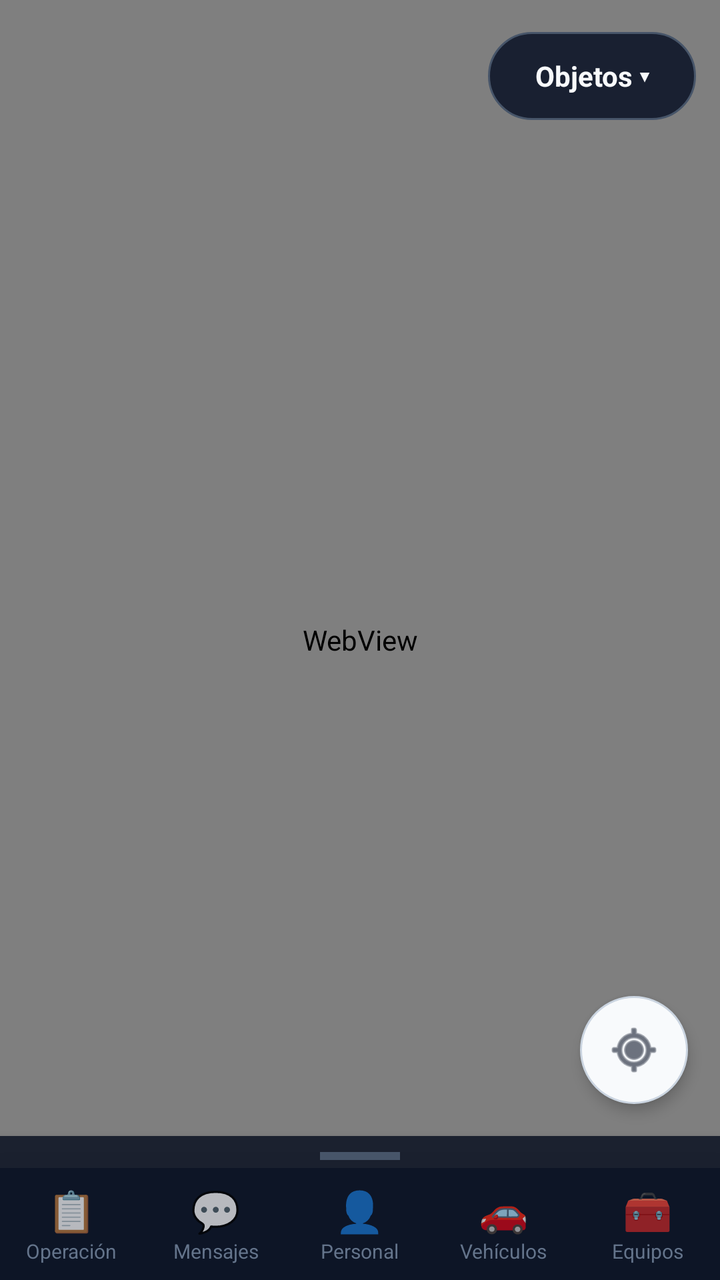
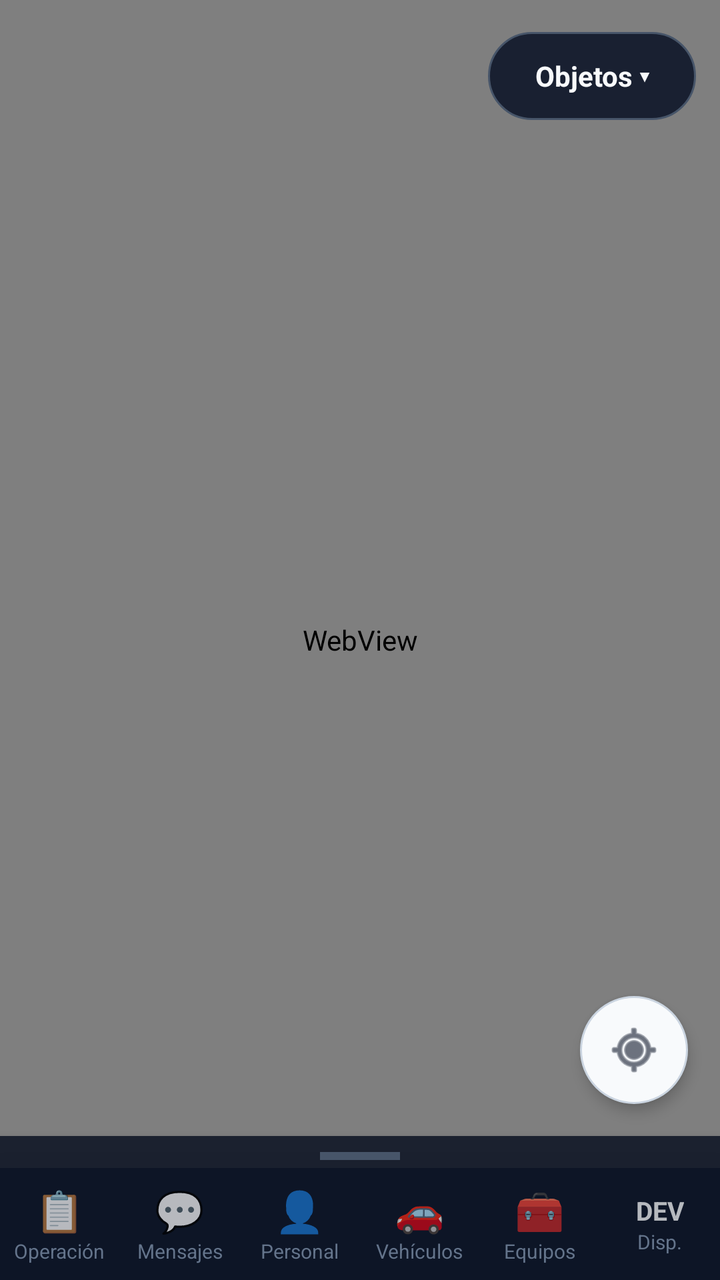

The first picture is an Android layout as it rendered before a commit; the second is the same layout after the commit. The layout source and the unified diff follow.
<!-- AndroidManifest.xml: application theme Theme.AppCompat.NoActionBar -->
<!-- res/layout/activity_main.xml -->
<?xml version="1.0" encoding="utf-8"?>
<androidx.coordinatorlayout.widget.CoordinatorLayout
    xmlns:android="http://schemas.android.com/apk/res/android"
    android:layout_width="match_parent"
    android:layout_height="match_parent"
    android:background="#0a0f1e">
    <TextView
        android:id="@+id/connectionBanner"
        android:layout_width="match_parent"
        android:layout_height="wrap_content"
        android:layout_gravity="top"
        android:background="#B71C1C"
        android:elevation="12dp"
        android:gravity="center"
        android:paddingHorizontal="16dp"
        android:paddingVertical="10dp"
        android:text="Se perdio la conexion con el servidor."
        android:textColor="#FFFFFF"
        android:textStyle="bold"
        android:visibility="gone" />

    
    <WebView
        android:id="@+id/cesiumWebView"
        android:layout_width="match_parent"
        android:layout_height="match_parent"/>

    
    <LinearLayout
        android:id="@+id/drawingToolbar"
        android:visibility="gone"
        android:layout_width="wrap_content"
        android:layout_height="wrap_content"
        android:layout_gravity="top|end"
        android:layout_marginTop="16dp"
        android:layout_marginEnd="12dp"
        android:orientation="vertical"
        android:elevation="10dp"
        android:background="#CC0d1526"
        android:padding="6dp">

        <TextView
            android:id="@+id/btnPencil"
            android:layout_width="44dp"
            android:layout_height="44dp"
            android:gravity="center"
            android:text="✏️"
            android:textSize="22sp"
            android:clickable="true"
            android:focusable="true"
            android:background="?attr/selectableItemBackgroundBorderless"/>

        <TextView
            android:id="@+id/btnEraser"
            android:layout_width="44dp"
            android:layout_height="44dp"
            android:gravity="center"
            android:text="🧹"
            android:textSize="22sp"
            android:clickable="true"
            android:focusable="true"
            android:background="?attr/selectableItemBackgroundBorderless"
            android:layout_marginTop="4dp"/>

    </LinearLayout>

    <LinearLayout
        android:id="@+id/objectToolsContainer"
        android:layout_width="286dp"
        android:layout_height="wrap_content"
        android:layout_gravity="top|end"
        android:layout_marginTop="16dp"
        android:layout_marginEnd="12dp"
        android:elevation="16dp"
        android:gravity="end"
        android:orientation="vertical">

        <TextView
            android:id="@+id/btnObjectTools"
            android:layout_width="wrap_content"
            android:layout_height="44dp"
            android:background="@drawable/bg_object_tools_button"
            android:clickable="true"
            android:focusable="true"
            android:gravity="center"
            android:minWidth="104dp"
            android:paddingHorizontal="16dp"
            android:text="Objetos &#x25BE;"
            android:textColor="#F8FAFC"
            android:textSize="14sp"
            android:textStyle="bold" />

        <ScrollView
            android:id="@+id/objectToolsMenu"
            android:layout_width="286dp"
            android:layout_height="430dp"
            android:layout_marginTop="8dp"
            android:background="@drawable/bg_object_tools_menu"
            android:fillViewport="false"
            android:overScrollMode="ifContentScrolls"
            android:padding="10dp"
            android:scrollbarStyle="insideInset"
            android:visibility="gone">

            <LinearLayout
                android:layout_width="match_parent"
                android:layout_height="wrap_content"
                android:orientation="vertical">

                <TextView
                    android:layout_width="match_parent"
                    android:layout_height="wrap_content"
                    android:paddingBottom="8dp"
                    android:text="SELECCI&#xD3;N DE TIPO DE OBJETO"
                    android:textColor="#CBD5E1"
                    android:textSize="11sp"
                    android:textStyle="bold" />

                <TextView
                    android:id="@+id/objectToolSelection"
                    android:layout_width="match_parent"
                    android:layout_height="38dp"
                    android:background="@drawable/bg_object_tools_menu_item"
                    android:gravity="center_vertical"
                    android:paddingHorizontal="12dp"
                    android:text="Selecciona herramienta..."
                    android:textColor="#E2E8F0"
                    android:textSize="13sp" />

                <TextView
                    android:layout_width="match_parent"
                    android:layout_height="wrap_content"
                    android:paddingTop="12dp"
                    android:paddingBottom="4dp"
                    android:text="DIBUJO LIBRE"
                    android:textColor="#38BDF8"
                    android:textSize="11sp"
                    android:textStyle="bold" />

                <TextView
                    android:id="@+id/itemToolPencil"
                    android:layout_width="match_parent"
                    android:layout_height="42dp"
                    android:background="@drawable/bg_object_tools_menu_item"
                    android:clickable="true"
                    android:focusable="true"
                    android:gravity="center_vertical"
                    android:paddingHorizontal="12dp"
                    android:text="&#x270F;&#xFE0F; L&#xE1;piz (dibujo libre)"
                    android:textColor="#F8FAFC"
                    android:textSize="14sp" />

                <TextView
                    android:id="@+id/itemToolEraser"
                    android:layout_width="match_parent"
                    android:layout_height="42dp"
                    android:layout_marginTop="4dp"
                    android:background="@drawable/bg_object_tools_menu_item"
                    android:clickable="true"
                    android:focusable="true"
                    android:gravity="center_vertical"
                    android:paddingHorizontal="12dp"
                    android:text="&#x1F58C;&#xFE0F; Goma de borrar"
                    android:textColor="#F8FAFC"
                    android:textSize="14sp" />

                <TextView
                    android:layout_width="match_parent"
                    android:layout_height="wrap_content"
                    android:paddingTop="12dp"
                    android:paddingBottom="4dp"
                    android:text="PUNTOS DE INTER&#xC9;S"
                    android:textColor="#38BDF8"
                    android:textSize="11sp"
                    android:textStyle="bold" />

                <TextView
                    android:id="@+id/itemToolMil"
                    android:layout_width="match_parent"
                    android:layout_height="42dp"
                    android:background="@drawable/bg_object_tools_menu_item"
                    android:clickable="true"
                    android:focusable="true"
                    android:gravity="center_vertical"
                    android:paddingHorizontal="12dp"
                    android:text="S&#xED;mbolo Militar (MIL)"
                    android:textColor="#F8FAFC"
                    android:textSize="14sp" />

                <TextView
                    android:id="@+id/itemToolPoi"
                    android:layout_width="match_parent"
                    android:layout_height="42dp"
                    android:layout_marginTop="4dp"
                    android:background="@drawable/bg_object_tools_menu_item"
                    android:clickable="true"
                    android:focusable="true"
                    android:gravity="center_vertical"
                    android:paddingHorizontal="12dp"
                    android:text="Puntos de Inter&#xE9;s"
                    android:textColor="#F8FAFC"
                    android:textSize="14sp" />

                <TextView
                    android:layout_width="match_parent"
                    android:layout_height="wrap_content"
                    android:paddingTop="12dp"
                    android:paddingBottom="4dp"
                    android:text="&#xC1;REAS DE INTER&#xC9;S"
                    android:textColor="#38BDF8"
                    android:textSize="11sp"
                    android:textStyle="bold" />

                <TextView
                    android:id="@+id/itemToolPolygon"
                    android:layout_width="match_parent"
                    android:layout_height="42dp"
                    android:background="@drawable/bg_object_tools_menu_item"
                    android:clickable="true"
                    android:focusable="true"
                    android:gravity="center_vertical"
                    android:paddingHorizontal="12dp"
                    android:text="Pol&#xED;gono T&#xE1;ctico"
                    android:textColor="#F8FAFC"
                    android:textSize="14sp" />

                <TextView
                    android:id="@+id/itemToolCircle"
                    android:layout_width="match_parent"
                    android:layout_height="42dp"
                    android:layout_marginTop="4dp"
                    android:background="@drawable/bg_object_tools_menu_item"
                    android:clickable="true"
                    android:focusable="true"
                    android:gravity="center_vertical"
                    android:paddingHorizontal="12dp"
                    android:text="C&#xED;rculo de cobertura"
                    android:textColor="#F8FAFC"
                    android:textSize="14sp" />

                <TextView
                    android:id="@+id/itemToolRoute"
                    android:layout_width="match_parent"
                    android:layout_height="42dp"
                    android:layout_marginTop="4dp"
                    android:background="@drawable/bg_object_tools_menu_item"
                    android:clickable="true"
                    android:focusable="true"
                    android:gravity="center_vertical"
                    android:paddingHorizontal="12dp"
                    android:text="L&#xED;nea T&#xE1;ctica (Ruta)"
                    android:textColor="#F8FAFC"
                    android:textSize="14sp" />

                <TextView
                    android:layout_width="match_parent"
                    android:layout_height="wrap_content"
                    android:paddingTop="12dp"
                    android:paddingBottom="4dp"
                    android:text="OTROS"
                    android:textColor="#38BDF8"
                    android:textSize="11sp"
                    android:textStyle="bold" />

                <TextView
                    android:id="@+id/itemToolBuilding"
                    android:layout_width="match_parent"
                    android:layout_height="42dp"
                    android:background="@drawable/bg_object_tools_menu_item"
                    android:clickable="true"
                    android:focusable="true"
                    android:gravity="center_vertical"
                    android:paddingHorizontal="12dp"
                    android:text="&#x1F3E0; Edificio / Estructura"
                    android:textColor="#F8FAFC"
                    android:textSize="14sp" />

                <TextView
                    android:id="@+id/itemToolLabel"
                    android:layout_width="match_parent"
                    android:layout_height="42dp"
                    android:layout_marginTop="4dp"
                    android:background="@drawable/bg_object_tools_menu_item"
                    android:clickable="true"
                    android:focusable="true"
                    android:gravity="center_vertical"
                    android:paddingHorizontal="12dp"
                    android:text="&#x1F3F7;&#xFE0F; Etiqueta"
                    android:textColor="#F8FAFC"
                    android:textSize="14sp" />

            </LinearLayout>
        </ScrollView>
    </LinearLayout>

    <ImageButton
        android:id="@+id/btnDeleteSelectedObject"
        android:layout_width="54dp"
        android:layout_height="54dp"
        android:layout_gravity="top|end"
        android:layout_marginTop="72dp"
        android:layout_marginEnd="16dp"
        android:background="@drawable/bg_fab_delete"
        android:clickable="true"
        android:contentDescription="Eliminar objeto seleccionado"
        android:elevation="18dp"
        android:focusable="true"
        android:padding="13dp"
        android:scaleType="centerInside"
        android:src="@android:drawable/ic_menu_delete"
        android:tint="#FFFFFF"
        android:visibility="gone" />

    
    <LinearLayout
        android:id="@+id/bottomPanel"
        android:layout_width="match_parent"
        android:layout_height="wrap_content"
        android:layout_gravity="bottom"
        android:orientation="vertical"
        android:background="#E6111827"
        android:clickable="true"
        android:elevation="8dp">

        
        <View
            android:id="@+id/panelHandle"
            android:layout_width="40dp"
            android:layout_height="4dp"
            android:layout_gravity="center_horizontal"
            android:layout_marginTop="8dp"
            android:layout_marginBottom="4dp"
            android:background="#475569"/>
        

        
        <FrameLayout
            android:id="@+id/panelContent"
            android:layout_width="match_parent"
            android:layout_height="wrap_content"
            android:visibility="gone"/>

        
        <LinearLayout
            android:id="@+id/navBar"
            android:layout_width="match_parent"
            android:layout_height="56dp"
            android:orientation="horizontal"
            android:background="#0d1526">

            
            <LinearLayout
                android:id="@+id/btnNavOperation"
                android:layout_width="0dp"
                android:layout_height="match_parent"
                android:layout_weight="1"
                android:orientation="vertical"
                android:gravity="center"
                android:clickable="true"
                android:focusable="true"
                android:background="?attr/selectableItemBackground">
                <TextView
                    android:id="@+id/iconNavOperation"
                    android:layout_width="wrap_content"
                    android:layout_height="wrap_content"
                    android:text="📋"
                    android:textSize="20sp"/>
                <TextView
                    android:layout_width="wrap_content"
                    android:layout_height="wrap_content"
                    android:text="Operación"
                    android:textColor="#64748b"
                    android:textSize="10sp"/>
            </LinearLayout>

            
            <LinearLayout
                android:id="@+id/btnNavChat"
                android:layout_width="0dp"
                android:layout_height="match_parent"
                android:layout_weight="1"
                android:orientation="vertical"
                android:gravity="center"
                android:clickable="true"
                android:focusable="true"
                android:background="?attr/selectableItemBackground">
                <TextView
                    android:id="@+id/iconNavChat"
                    android:layout_width="wrap_content"
                    android:layout_height="wrap_content"
                    android:text="💬"
                    android:textSize="20sp"/>
                <TextView
                    android:layout_width="wrap_content"
                    android:layout_height="wrap_content"
                    android:text="Mensajes"
                    android:textColor="#64748b"
                    android:textSize="10sp"/>
            </LinearLayout>

            
            <LinearLayout
                android:id="@+id/btnNavPersonal"
                android:layout_width="0dp"
                android:layout_height="match_parent"
                android:layout_weight="1"
                android:orientation="vertical"
                android:gravity="center"
                android:clickable="true"
                android:focusable="true"
                android:background="?attr/selectableItemBackground">
                <TextView
                    android:id="@+id/iconNavPersonal"
                    android:layout_width="wrap_content"
                    android:layout_height="wrap_content"
                    android:text="👤"
                    android:textSize="20sp"/>
                <TextView
                    android:layout_width="wrap_content"
                    android:layout_height="wrap_content"
                    android:text="Personal"
                    android:textColor="#64748b"
                    android:textSize="10sp"/>
            </LinearLayout>

            
            <LinearLayout
                android:id="@+id/btnNavVehiculos"
                android:layout_width="0dp"
                android:layout_height="match_parent"
                android:layout_weight="1"
                android:orientation="vertical"
                android:gravity="center"
                android:clickable="true"
                android:focusable="true"
                android:background="?attr/selectableItemBackground">
                <TextView
                    android:id="@+id/iconNavVehiculos"
                    android:layout_width="wrap_content"
                    android:layout_height="wrap_content"
                    android:text="🚗"
                    android:textSize="20sp"/>
                <TextView
                    android:layout_width="wrap_content"
                    android:layout_height="wrap_content"
                    android:text="Vehículos"

                    android:textColor="#64748b"
                    android:textSize="10sp"/>
            </LinearLayout>

            
            <LinearLayout
                android:id="@+id/btnNavEquipos"
                android:layout_width="0dp"
                android:layout_height="match_parent"
                android:layout_weight="1"
                android:orientation="vertical"
                android:gravity="center"
                android:clickable="true"
                android:focusable="true"
                android:background="?attr/selectableItemBackground">

                <TextView
                    android:id="@+id/iconNavEquipos"
                    android:layout_width="wrap_content"
                    android:layout_height="wrap_content"
                    android:text="🧰"
                    android:textSize="20sp"/>

                <TextView
                    android:layout_width="wrap_content"
                    android:layout_height="wrap_content"
                    android:text="Equipos"
                    android:textColor="#64748b"
                    android:textSize="10sp"/>
            </LinearLayout>

        </LinearLayout>
    </LinearLayout>

    <ImageButton
        android:id="@+id/btnMyLocation"
        android:layout_width="54dp"
        android:layout_height="54dp"
        android:layout_gravity="bottom|end"
        android:layout_marginEnd="16dp"
        android:layout_marginBottom="88dp"
        android:background="@drawable/bg_fab_location"
        android:clickable="true"
        android:contentDescription="Centrar en mi ubicacion"
        android:elevation="4dp"
        android:focusable="true"
        android:padding="13dp"
        android:scaleType="centerInside"
        android:stateListAnimator="@null"
        android:src="@android:drawable/ic_menu_mylocation"
        android:tint="#0f172a" />

    <ImageButton
        android:id="@+id/btnStreamMedia"
        android:layout_width="54dp"
        android:layout_height="54dp"
        android:layout_gravity="bottom|end"
        android:layout_marginEnd="16dp"
        android:layout_marginBottom="154dp"
        android:background="@drawable/bg_fab_delete"
        android:clickable="true"
        android:contentDescription="Iniciar transmision de camara y microfono"
        android:elevation="5dp"
        android:focusable="true"
        android:padding="13dp"
        android:scaleType="centerInside"
        android:src="@android:drawable/ic_menu_camera"
        android:tint="#FFFFFF"
        android:visibility="gone" />

</androidx.coordinatorlayout.widget.CoordinatorLayout>
<!-- resources referenced by this layout -->
<resources>
  <!-- drawable bg_fab_delete (drawable) -->
  <?xml version="1.0" encoding="utf-8"?>
  <ripple xmlns:android="http://schemas.android.com/apk/res/android"
      android:color="#44FFFFFF">
      <item>
          <shape android:shape="oval">
              <solid android:color="#DC2626" />
              <stroke
                  android:width="1dp"
                  android:color="#FCA5A5" />
          </shape>
      </item>
      <item android:id="@android:id/mask">
          <shape android:shape="oval">
              <solid android:color="#FFFFFFFF" />
          </shape>
      </item>
  </ripple>
  <!-- drawable bg_fab_location (drawable) -->
  <?xml version="1.0" encoding="utf-8"?>
  <ripple xmlns:android="http://schemas.android.com/apk/res/android"
      android:color="#445EA7FF">
      <item>
          <shape android:shape="oval">
              <solid android:color="#F8FAFC" />
              <stroke
                  android:width="1dp"
                  android:color="#CBD5E1" />
          </shape>
      </item>
      <item android:id="@android:id/mask">
          <shape android:shape="oval">
              <solid android:color="#FFFFFFFF" />
          </shape>
      </item>
  </ripple>
  <!-- drawable bg_object_tools_button (drawable) -->
  <?xml version="1.0" encoding="utf-8"?>
  <ripple xmlns:android="http://schemas.android.com/apk/res/android"
      android:color="#334F9BFF">
      <item>
          <shape android:shape="rectangle">
              <corners android:radius="22dp" />
              <solid android:color="#E60F172A" />
              <stroke
                  android:width="1dp"
                  android:color="#475569" />
          </shape>
      </item>
  </ripple>
  <!-- drawable bg_object_tools_menu (drawable) -->
  <?xml version="1.0" encoding="utf-8"?>
  <shape xmlns:android="http://schemas.android.com/apk/res/android"
      android:shape="rectangle">
      <corners android:radius="14dp" />
      <solid android:color="#F20B1220" />
      <stroke
          android:width="1dp"
          android:color="#334155" />
  </shape>
  <!-- drawable bg_object_tools_menu_item (drawable) -->
  <?xml version="1.0" encoding="utf-8"?>
  <ripple xmlns:android="http://schemas.android.com/apk/res/android"
      android:color="#334F9BFF">
      <item>
          <shape android:shape="rectangle">
              <corners android:radius="9dp" />
              <solid android:color="#1AFFFFFF" />
          </shape>
      </item>
  </ripple>
</resources>

<!-- the commit's change to res/layout/activity_main.xml (unified diff, before → after) -->
@@ -476,6 +476,33 @@
                     android:textSize="10sp"/>
             </LinearLayout>
 
+            <LinearLayout
+                android:id="@+id/btnNavDispositivos"
+                android:layout_width="0dp"
+                android:layout_height="match_parent"
+                android:layout_weight="1"
+                android:orientation="vertical"
+                android:gravity="center"
+                android:clickable="true"
+                android:focusable="true"
+                android:background="?attr/selectableItemBackground">
+
+                <TextView
+                    android:id="@+id/iconNavDispositivos"
+                    android:layout_width="wrap_content"
+                    android:layout_height="wrap_content"
+                    android:text="DEV"
+                    android:textSize="13sp"
+                    android:textStyle="bold"/>
+
+                <TextView
+                    android:layout_width="wrap_content"
+                    android:layout_height="wrap_content"
+                    android:text="Disp."
+                    android:textColor="#64748b"
+                    android:textSize="10sp"/>
+            </LinearLayout>
+
         </LinearLayout>
     </LinearLayout>
 
